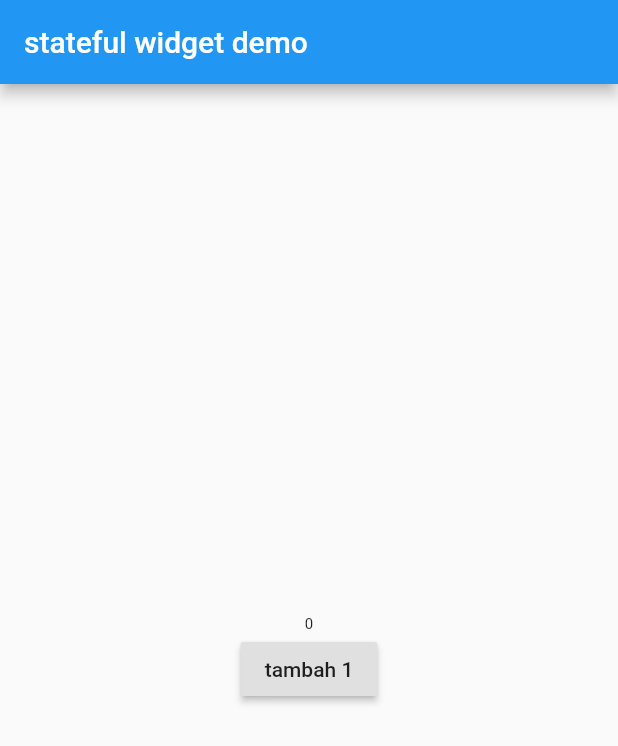
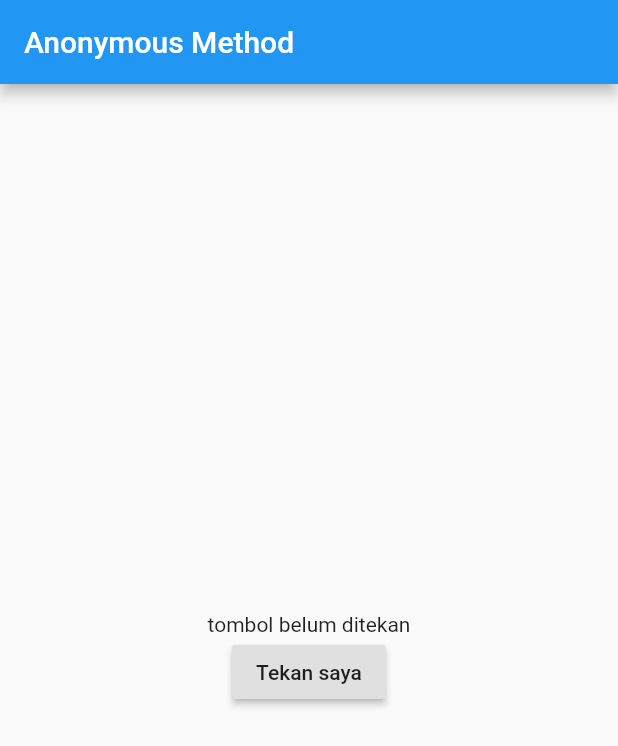
Before and after one commit to mindatama/GIT, a Flutter app: the screen it shows after launch, on a phone screen of 412 x 824 dp. Shown: the top 746 px of the screen. Run offline on Flutter 3.47's test engine with Material 2 defaults, Android fonts, the phone set to English and light mode, and no system bars.

Commit message:
hellow_world_flutter ganti contoh anonymous method SEBELUM

```diff
--- a/hello_world_flutter/lib/main.dart
+++ b/hello_world_flutter/lib/main.dart
@@ -10,10 +10,10 @@ class Myapp extends StatefulWidget {
 }
 
 class _MyappState extends State<Myapp> {
-  int num = 0;
+  String m = "tombol belum ditekan";
   void tekan() {
     setState(() {
-      num = num + 1;
+      m = "Telah ditekan";
     });
   }
 
@@ -22,17 +22,14 @@ class _MyappState extends State<Myapp> {
     return MaterialApp(
       home: Scaffold(
         appBar: AppBar(
-          title: Text("stateful widget demo"),
+          title: Text("Anonymous Method"),
         ),
         body: Center(
           child: Column(
             mainAxisAlignment: MainAxisAlignment.center,
             children: <Widget>[
-              Text(
-                num.toString(),
-                style: TextStyle(fontSize: 10 + num.toDouble()),
-              ),
-              RaisedButton(child: Text("tambah 1"), onPressed: tekan)
+              Text(m),
+              RaisedButton(child: Text("Tekan saya"), onPressed: tekan)
             ],
           ),
         ),
```
